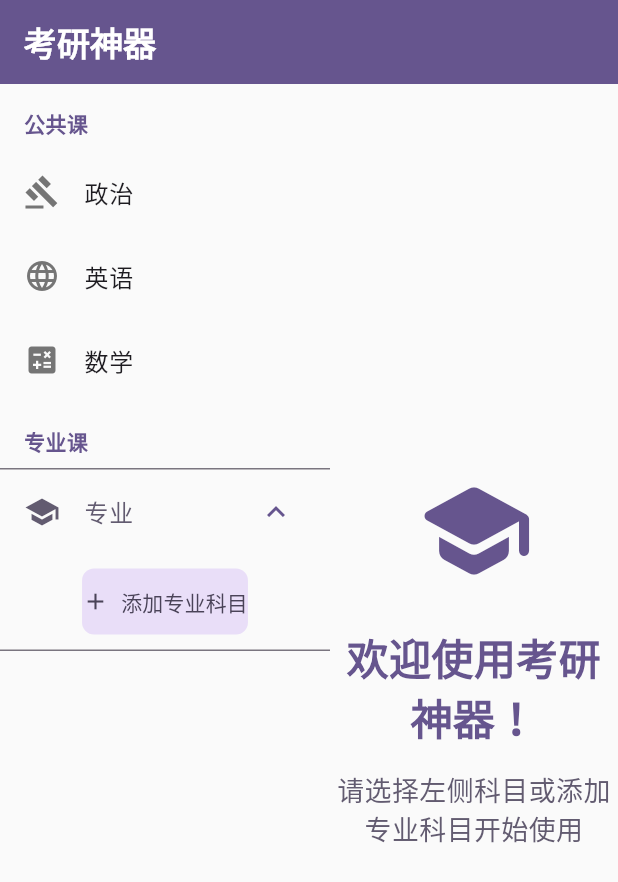
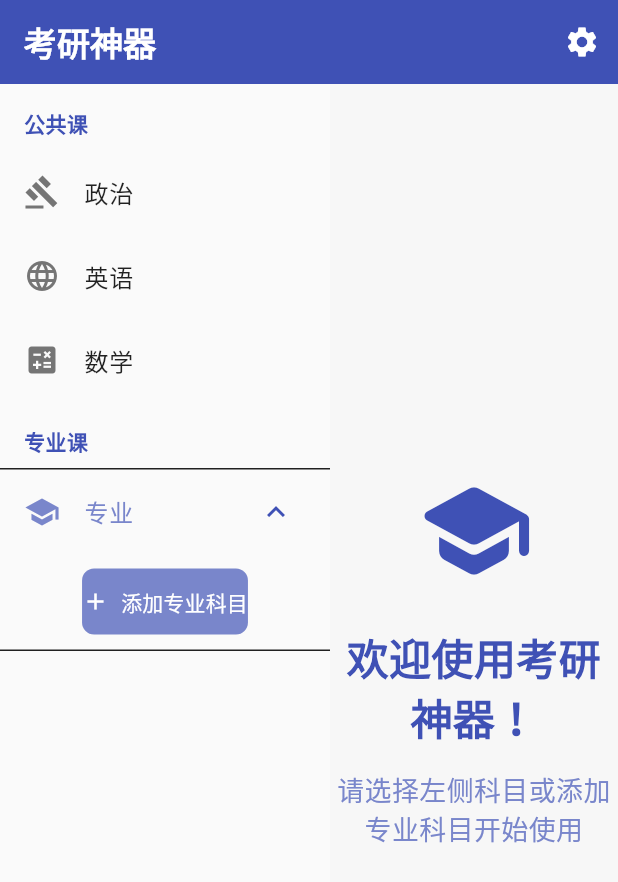
Before and after one commit to zym9863/graduate_entrance_examination_artifact, a Flutter app: the screen it shows after launch, on a phone screen of 412 x 824 dp. Shown: the top 882 px of the screen. Run offline on Flutter 3.47's test engine with Material 3 defaults, Android fonts, the phone set to English and light mode, and no system bars; our stand-ins replace shared_preferences; Roboto replaces fonts that are missing (Microsoft YaHei).

Commit message:
Add theme setting function and optimize interface color adaptation

```diff
--- a/lib/main.dart
+++ b/lib/main.dart
@@ -2,49 +2,127 @@ import 'package:flutter/material.dart';
 import 'package:shared_preferences/shared_preferences.dart';
 import 'dart:convert';
 import 'note_page.dart';
+import 'settings_page.dart';
 
 void main() {
   runApp(const MyApp());
 }
 
-class MyApp extends StatelessWidget {
+class MyApp extends StatefulWidget {
   const MyApp({super.key});
+
+  @override
+  State<MyApp> createState() => _MyAppState();
+}
+
+class _MyAppState extends State<MyApp> {
+  // 主题模式，默认跟随系统
+  ThemeMode _themeMode = ThemeMode.system;
+
+  void setThemeMode(ThemeMode mode) {
+    setState(() {
+      _themeMode = mode;
+    });
+  }
 
   @override
   Widget build(BuildContext context) {
     return MaterialApp(
       title: '考研神器',
+      themeMode: _themeMode,
       theme: ThemeData(
-        colorScheme: ColorScheme.fromSeed(
-          seedColor: const Color(0xFF5E35B1),
+        colorScheme: ColorScheme(
           brightness: Brightness.light,
+          primary: Color(0xFF3F51B5),
+          onPrimary: Colors.white,
+          secondary: Color(0xFF7986CB),
+          onSecondary: Colors.white,
+          error: Color(0xFFB00020),
+          onError: Colors.white,
+          background: Color(0xFFF7F7F7),
+          onBackground: Colors.black87,
+          surface: Colors.white,
+          onSurface: Colors.black87,
         ),
         useMaterial3: true,
         fontFamily: 'Microsoft YaHei',
+        textTheme: const TextTheme(
+          bodyLarge: TextStyle(fontSize: 16.0, color: Colors.black87),
+          bodyMedium: TextStyle(fontSize: 14.0, color: Colors.black87),
+          bodySmall: TextStyle(fontSize: 12.0, color: Colors.black54),
+        ),
         cardTheme: CardTheme(
-          elevation: 2,
+          elevation: 3,
           shape: RoundedRectangleBorder(borderRadius: BorderRadius.circular(12)),
+          color: Colors.white,
         ),
         elevatedButtonTheme: ElevatedButtonThemeData(
           style: ElevatedButton.styleFrom(
-            elevation: 2,
+            elevation: 3,
             shape: RoundedRectangleBorder(borderRadius: BorderRadius.circular(8)),
+            backgroundColor: Color(0xFF3F51B5),
+            foregroundColor: Colors.white,
           ),
         ),
         inputDecorationTheme: InputDecorationTheme(
           border: OutlineInputBorder(borderRadius: BorderRadius.circular(8)),
           filled: true,
-          fillColor: Colors.grey.shade50,
+          fillColor: Color(0xFFF0F0F0),
         ),
       ),
-      home: const ExamMasterHomePage(),
+      darkTheme: ThemeData(
+        colorScheme: ColorScheme(
+          brightness: Brightness.dark,
+          primary: Color(0xFF90CAF9),
+          onPrimary: Colors.black87,
+          secondary: Color(0xFF64B5F6),
+          onSecondary: Colors.black87,
+          error: Color(0xFFCF6679),
+          onError: Colors.black87,
+          background: Color(0xFF121212),
+          onBackground: Colors.white70,
+          surface: Color(0xFF1E1E1E),
+          onSurface: Colors.white70,
+        ),
+        useMaterial3: true,
+        fontFamily: 'Microsoft YaHei',
+        textTheme: const TextTheme(
+          bodyLarge: TextStyle(fontSize: 16.0, color: Colors.white70),
+          bodyMedium: TextStyle(fontSize: 14.0, color: Colors.white70),
+          bodySmall: TextStyle(fontSize: 12.0, color: Colors.white60),
+        ),
+        cardTheme: CardTheme(
+          elevation: 4,
+          shape: RoundedRectangleBorder(borderRadius: BorderRadius.circular(12)),
+          color: Color(0xFF2C2C2C),
+        ),
+        elevatedButtonTheme: ElevatedButtonThemeData(
+          style: ElevatedButton.styleFrom(
+            elevation: 4,
+            shape: RoundedRectangleBorder(borderRadius: BorderRadius.circular(8)),
+            backgroundColor: Color(0xFF90CAF9),
+            foregroundColor: Colors.black87,
+          ),
+        ),
+        inputDecorationTheme: InputDecorationTheme(
+          border: OutlineInputBorder(borderRadius: BorderRadius.circular(8)),
+          filled: true,
+          fillColor: Color(0xFF3A3A3A),
+        ),
+      ),
+      home: ExamMasterHomePage(
+        onThemeModeChanged: setThemeMode,
+      ),
       debugShowCheckedModeBanner: false,
     );
   }
 }
 
+
 class ExamMasterHomePage extends StatefulWidget {
-  const ExamMasterHomePage({super.key});
+  final void Function(ThemeMode)? onThemeModeChanged;
+
+  const ExamMasterHomePage({super.key, this.onThemeModeChanged});
 
   @override
   State<ExamMasterHomePage> createState() => _ExamMasterHomePageState();
@@ -384,13 +462,14 @@ class _ExamMasterHomePageState extends State<ExamMasterHomePage> {
 
   // 左侧列表
   Widget _buildSidebar() {
+    final bool isDark = Theme.of(context).brightness == Brightness.dark;
     return Container(
       width: 220,
       decoration: BoxDecoration(
-        color: Colors.grey[50],
+        color: isDark ? Color(0xFF121212) : Colors.grey[50],
         boxShadow: [
           BoxShadow(
-            color: Colors.black.withOpacity(0.05),
+            color: isDark ? Colors.black54 : Colors.black.withOpacity(0.05),
             blurRadius: 5,
             offset: const Offset(0, 2),
           ),
@@ -415,15 +494,18 @@ class _ExamMasterHomePageState extends State<ExamMasterHomePage> {
                   subject,
                   style: TextStyle(
                     fontWeight: selectedSubject == subject ? FontWeight.bold : FontWeight.normal,
+                    color: isDark ? Colors.white70 : Colors.black87,
                   ),
                 ),
                 selected: selectedSubject == subject,
-                selectedTileColor: Theme.of(context).colorScheme.primaryContainer.withOpacity(0.3),
+                selectedTileColor: isDark
+                    ? Theme.of(context).colorScheme.primaryContainer.withOpacity(0.4)
+                    : Theme.of(context).colorScheme.primaryContainer.withOpacity(0.3),
                 leading: Icon(
                   _getSubjectIcon(subject),
                   color: selectedSubject == subject
                       ? Theme.of(context).colorScheme.primary
-                      : Colors.grey[600],
+                      : (isDark ? Colors.white54 : Colors.grey[600]),
                 ),
                 shape: RoundedRectangleBorder(
                   borderRadius: BorderRadius.circular(8),
@@ -467,21 +549,24 @@ class _ExamMasterHomePageState extends State<ExamMasterHomePage> {
                       subject,
                       style: TextStyle(
                         fontWeight: selectedSubject == subject ? FontWeight.bold : FontWeight.normal,
+                        color: isDark ? Colors.white70 : Colors.black87,
                       ),
                     ),
                     selected: selectedSubject == subject,
-                    selectedTileColor: Theme.of(context).colorScheme.secondaryContainer.withOpacity(0.3),
+                    selectedTileColor: isDark
+                        ? Theme.of(context).colorScheme.secondaryContainer.withOpacity(0.4)
+                        : Theme.of(context).colorScheme.secondaryContainer.withOpacity(0.3),
                     leading: Icon(
                       Icons.book,
                       color: selectedSubject == subject
                           ? Theme.of(context).colorScheme.secondary
-                          : Colors.grey[600],
+                          : (isDark ? Colors.white54 : Colors.grey[600]),
                     ),
                     trailing: IconButton(
                       icon: Icon(
                         Icons.delete_outline,
                         size: 20,
-                        color: Colors.grey[600],
+                        color: isDark ? Colors.white54 : Colors.grey[600],
                       ),
                       onPressed: () {
                         setState(() {
@@ -547,7 +632,7 @@ class _ExamMasterHomePageState extends State<ExamMasterHomePage> {
                             onPressed: () => Navigator.pop(context, controller.text),
                             style: ElevatedButton.styleFrom(
                               backgroundColor: colorScheme.secondary,
-                              foregroundColor: colorScheme.onSecondary,
+                              foregroundColor: Theme.of(context).colorScheme.onSecondaryContainer,
                               shape: RoundedRectangleBorder(borderRadius: BorderRadius.circular(8)),
                             ),
                             child: const Text('添加'),
@@ -601,6 +686,28 @@ class _ExamMasterHomePageState extends State<ExamMasterHomePage> {
         backgroundColor: Theme.of(context).colorScheme.primary,
         foregroundColor: Theme.of(context).colorScheme.onPrimary,
         elevation: 2,
+        actions: [
+          IconButton(
+            icon: const Icon(Icons.settings),
+            tooltip: '设置',
+            onPressed: () async {
+              if (widget.onThemeModeChanged == null) return;
+              final selectedMode = await Navigator.push<ThemeMode>(
+                context,
+                MaterialPageRoute(
+                  builder: (context) => SettingsPage(
+                    currentMode: Theme.of(context).brightness == Brightness.dark
+                        ? ThemeMode.dark
+                        : ThemeMode.light,
+                  ),
+                ),
+              );
+              if (selectedMode != null) {
+                widget.onThemeModeChanged!(selectedMode);
+              }
+            },
+          ),
+        ],
       ),
       body: Row(
         children: [
@@ -609,7 +716,7 @@ class _ExamMasterHomePageState extends State<ExamMasterHomePage> {
           Expanded(
             child: Container(
               decoration: BoxDecoration(
-                color: Colors.grey[50],
+                color: Theme.of(context).colorScheme.background,
               ),
               child: selectedSubject == null
                   ? _buildWelcome()
--- a/lib/note_page.dart
+++ b/lib/note_page.dart
@@ -467,7 +467,9 @@ class _NotePageState extends State<NotePage> {
                                     maxLines: 2,
                                     overflow: TextOverflow.ellipsis,
                                     style: TextStyle(
-                                      color: Colors.black87,
+                                      color: Theme.of(context).brightness == Brightness.dark
+                                          ? Colors.white70
+                                          : Colors.black87,
                                       height: 1.3,
                                     ),
                                   ),
```
Also changed, not shown: lib/settings_page.dart (added, +74 -0 lines).
